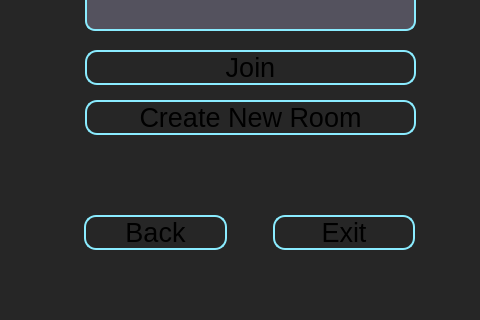
Old version of the form Client/Client/mainwindow.ui in the repository cpp-park-vk-education/2022_2_oldB; both pictures show x 297 to 777 and y 338 to 658 of the 1099 by 658 pixel window.
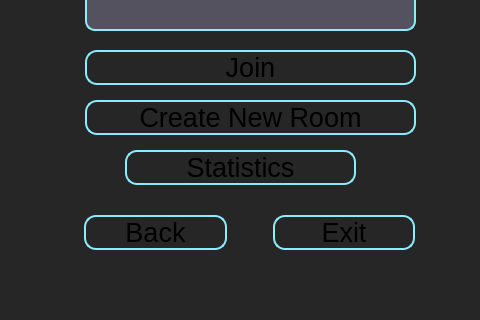
New version of the form. The open tabs and pages were chosen to show the change.

```diff
--- a/Client/Client/mainwindow.ui
+++ b/Client/Client/mainwindow.ui
@@ -774,6 +774,30 @@
              <string>Create New Room</string>
             </property>
            </widget>
+           <widget class="QPushButton" name="getStatButton">
+            <property name="geometry">
+             <rect>
+              <x>50</x>
+              <y>470</y>
+              <width>231</width>
+              <height>35</height>
+             </rect>
+            </property>
+            <property name="styleSheet">
+             <string notr="true">QPushButton { 
+font: 20pt;
+border: 2px solid #8aecff;
+border-radius: 12px;
+} 
+
+QPushButton:hover {
+background-color: #525252;
+}</string>
+            </property>
+            <property name="text">
+             <string>Statistics</string>
+            </property>
+           </widget>
           </widget>
           <widget class="QWidget" name="page_6">
            <widget class="QLineEdit" name="newRoomPort">
```
